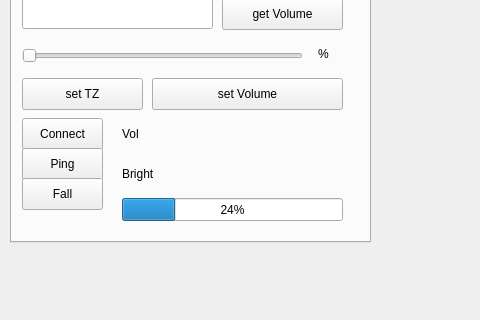
Qt form mainwindow.ui (exanoelect/radarScan) before a commit; both pictures show x 0 to 480 and y 225 to 545 of the 889 by 545 pixel window.
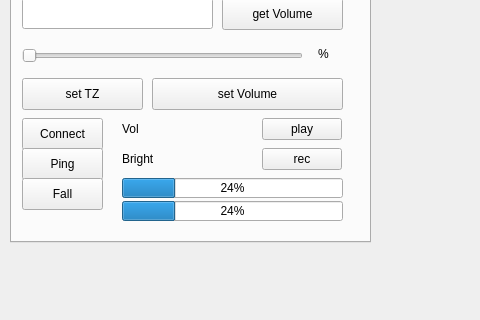
The same form after that commit. Custom widgets are drawn as their Qt base class.

Commit message:
record, play
record, play

```diff
--- a/mainwindow.ui
+++ b/mainwindow.ui
@@ -1770,7 +1770,7 @@
         <x>110</x>
         <y>290</y>
         <width>57</width>
-        <height>31</height>
+        <height>21</height>
        </rect>
       </property>
       <property name="frameShape">
@@ -1800,9 +1800,9 @@
       <property name="geometry">
        <rect>
         <x>110</x>
-        <y>330</y>
+        <y>320</y>
         <width>57</width>
-        <height>31</height>
+        <height>21</height>
        </rect>
       </property>
       <property name="frameShape">
@@ -1922,9 +1922,48 @@
       <property name="geometry">
        <rect>
         <x>110</x>
-        <y>370</y>
+        <y>373</y>
         <width>221</width>
-        <height>23</height>
+        <height>20</height>
+       </rect>
+      </property>
+      <property name="value">
+       <number>24</number>
+      </property>
+     </widget>
+     <widget class="QPushButton" name="btnRec">
+      <property name="geometry">
+       <rect>
+        <x>250</x>
+        <y>320</y>
+        <width>80</width>
+        <height>22</height>
+       </rect>
+      </property>
+      <property name="text">
+       <string>rec</string>
+      </property>
+     </widget>
+     <widget class="QPushButton" name="btnPlayRec">
+      <property name="geometry">
+       <rect>
+        <x>250</x>
+        <y>290</y>
+        <width>80</width>
+        <height>22</height>
+       </rect>
+      </property>
+      <property name="text">
+       <string>play</string>
+      </property>
+     </widget>
+     <widget class="QProgressBar" name="speakerBar">
+      <property name="geometry">
+       <rect>
+        <x>110</x>
+        <y>350</y>
+        <width>221</width>
+        <height>20</height>
        </rect>
       </property>
       <property name="value">
```
The commit also changes 4 other files.
